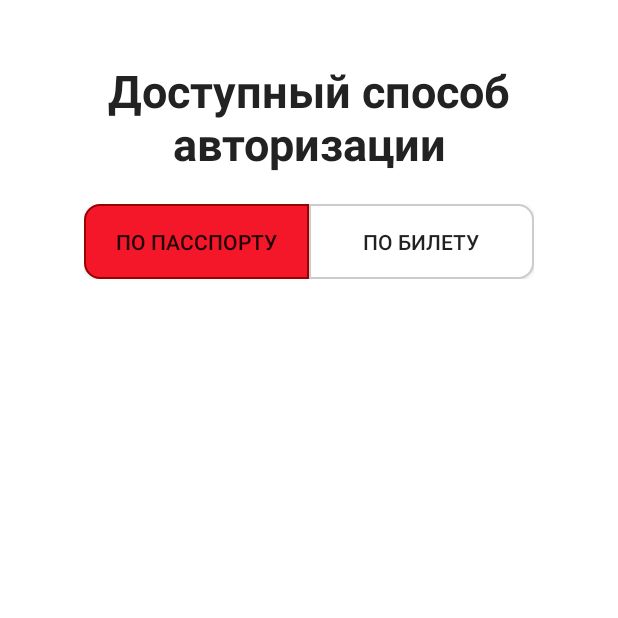
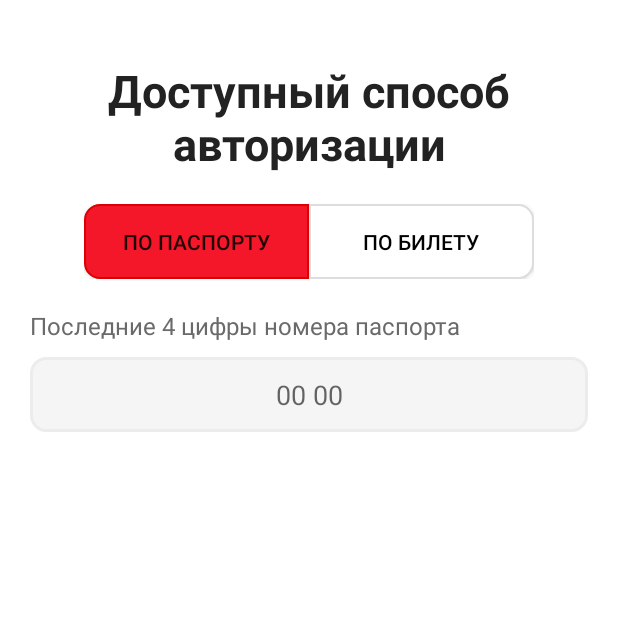
Before and after one commit to RandezIsDead/Zavantajenya, an Android app: the screen it shows after launch (AuthActivity), on a phone screen of 412 x 824 dp, the top half of it. Run offline under Robolectric (Android 15) with nearby library versions, the phone set to English and light mode, and no system bars.

Commit message:
fix before fix

```diff
--- a/app/src/main/res/drawable/auth_method_button_left_red.xml
+++ b/app/src/main/res/drawable/auth_method_button_left_red.xml
@@ -5,6 +5,6 @@
         android:bottomLeftRadius="10dp"/>
     <solid android:color="#F41629"/>
     <stroke
-        android:color="#900"
+        android:color="#D00"
         android:width="1dp"/>
 </shape>
--- a/app/src/main/res/drawable/auth_method_button_left_white.xml
+++ b/app/src/main/res/drawable/auth_method_button_left_white.xml
@@ -5,6 +5,6 @@
         android:bottomLeftRadius="10dp"/>
     <solid android:color="#FFF"/>
     <stroke
-        android:color="#CCC"
+        android:color="#DDD"
         android:width="1dp"/>
 </shape>
--- a/app/src/main/res/drawable/auth_method_button_right_red.xml
+++ b/app/src/main/res/drawable/auth_method_button_right_red.xml
@@ -5,6 +5,6 @@
         android:bottomRightRadius="10dp"/>
     <solid android:color="#F41629"/>
     <stroke
-        android:color="#900"
+        android:color="#D00"
         android:width="1dp"/>
 </shape>
--- a/app/src/main/res/drawable/auth_method_button_right_white.xml
+++ b/app/src/main/res/drawable/auth_method_button_right_white.xml
@@ -5,6 +5,6 @@
         android:bottomRightRadius="10dp"/>
     <solid android:color="#FFF"/>
     <stroke
-        android:color="#CCC"
+        android:color="#DDD"
         android:width="1dp"/>
 </shape>
--- /dev/null
+++ b/app/src/main/res/drawable/et_bg.xml
@@ -0,0 +1,8 @@
+<?xml version="1.0" encoding="utf-8"?>
+<shape xmlns:android="http://schemas.android.com/apk/res/android">
+    <solid android:color="#F5F5F5"/>
+    <stroke
+        android:color="#ECECEC"
+        android:width="2dp"/>
+    <corners android:radius="10dp"/>
+</shape>
--- a/app/src/main/res/layout/activity_auth.xml
+++ b/app/src/main/res/layout/activity_auth.xml
@@ -38,7 +38,41 @@
             android:layout_height="50dp"
             android:layout_toEndOf="@id/by_pass"
             android:background="@drawable/auth_method_button_right_white"
-            android:text="@string/by_ticket" />
+            android:text="@string/by_ticket"
+            android:textColor="#000"/>
+
+    </RelativeLayout>
+
+    <RelativeLayout
+        android:id="@+id/log_by_pass"
+        android:layout_width="match_parent"
+        android:layout_height="match_parent"
+        android:layout_below="@id/rel_method"
+        android:layout_marginTop="20dp"
+        android:paddingStart="20dp"
+        android:paddingEnd="20dp">
+
+        <TextView
+            android:id="@+id/textView2"
+            android:layout_width="wrap_content"
+            android:layout_height="wrap_content"
+            android:text="@string/_4"
+            android:textColor="#6A6A6A"
+            android:textSize="16sp" />
+
+        <EditText
+            android:id="@+id/editTextTextPersonName"
+            android:layout_width="match_parent"
+            android:layout_height="50dp"
+            android:layout_below="@+id/textView2"
+            android:layout_centerHorizontal="true"
+            android:layout_marginTop="10dp"
+            android:background="@drawable/et_bg"
+            android:ems="10"
+            android:hint="@string/_00_00"
+            android:inputType="text"
+            android:textAlignment="center" />
+
 
     </RelativeLayout>
 </RelativeLayout>
--- a/app/src/main/res/values-night/themes.xml
+++ b/app/src/main/res/values-night/themes.xml
@@ -7,6 +7,6 @@
         <item name="colorSecondary">@color/teal_200</item>
         <item name="colorSecondaryVariant">@color/teal_200</item>
         <item name="colorOnSecondary">@color/black</item>
-        <item name="android:statusBarColor" tools:targetApi="l">?attr/colorPrimaryVariant</item>
+        <item name="android:statusBarColor">@android:color/transparent</item>
     </style>
 </resources>
--- a/app/src/main/res/values/strings.xml
+++ b/app/src/main/res/values/strings.xml
@@ -2,6 +2,8 @@
     <string name="app_name">Попутчик</string>
     <string name="todo">TODO</string>
     <string name="av_auth_method">Доступный способ авторизации</string>
-    <string name="by_pass">По пасспорту</string>
+    <string name="by_pass">По паспорту</string>
     <string name="by_ticket">По билету</string>
+    <string name="_4">Последние 4 цифры номера паспорта</string>
+    <string name="_00_00">00 00</string>
 </resources>
--- a/app/src/main/res/values/themes.xml
+++ b/app/src/main/res/values/themes.xml
@@ -7,6 +7,6 @@
         <item name="colorSecondary">@color/teal_200</item>
         <item name="colorSecondaryVariant">@color/teal_700</item>
         <item name="colorOnSecondary">@color/black</item>
-        <item name="android:statusBarColor" tools:targetApi="l">?attr/colorPrimaryVariant</item>
+        <item name="android:statusBarColor">@android:color/transparent</item>
     </style>
 </resources>
```
